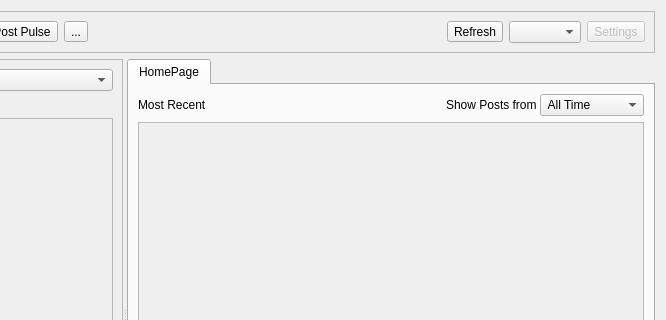
Before: the Qt Designer form retroshare-gui/src/gui/TheWire/WireDialog.ui in RetroShare/RetroShare, drawn with Qt 5; both pictures show x 138 to 804 and y 0 to 320 of the 804 by 586 pixel window.
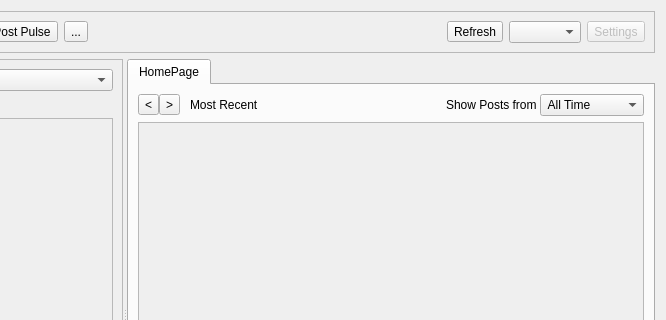
After: the same form once the commit is applied. Icons and pictures are not drawn.

Commit message:
Add view history to WireDialog.
 - record views as triggered.
 - Back and Forward buttons above the view.

```diff
--- a/retroshare-gui/src/gui/TheWire/WireDialog.ui
+++ b/retroshare-gui/src/gui/TheWire/WireDialog.ui
@@ -248,6 +248,36 @@
            <property name="bottomMargin">
             <number>0</number>
            </property>
+           <item>
+            <widget class="QToolButton" name="toolButton_back">
+             <property name="text">
+              <string>&lt;</string>
+             </property>
+            </widget>
+           </item>
+           <item>
+            <widget class="QToolButton" name="toolButton_forward">
+             <property name="text">
+              <string>&gt;</string>
+             </property>
+            </widget>
+           </item>
+           <item>
+            <spacer name="horizontalSpacer_3">
+             <property name="orientation">
+              <enum>Qt::Horizontal</enum>
+             </property>
+             <property name="sizeType">
+              <enum>QSizePolicy::Preferred</enum>
+             </property>
+             <property name="sizeHint" stdset="0">
+              <size>
+               <width>10</width>
+               <height>20</height>
+              </size>
+             </property>
+            </spacer>
+           </item>
            <item>
             <widget class="QLabel" name="label_viewMode">
              <property name="text">
```
The commit also changes 2 other files.
